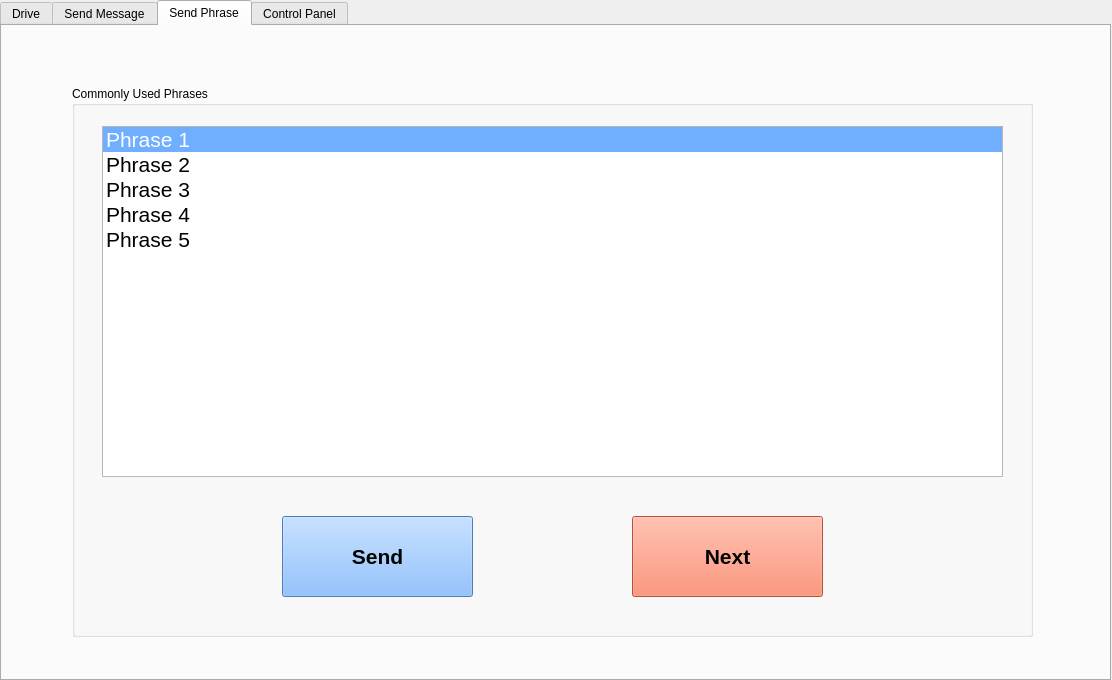
Above: Stuff/demoGUI.ui from tLiMiT/Capstone before the change. Below: the same form after it.
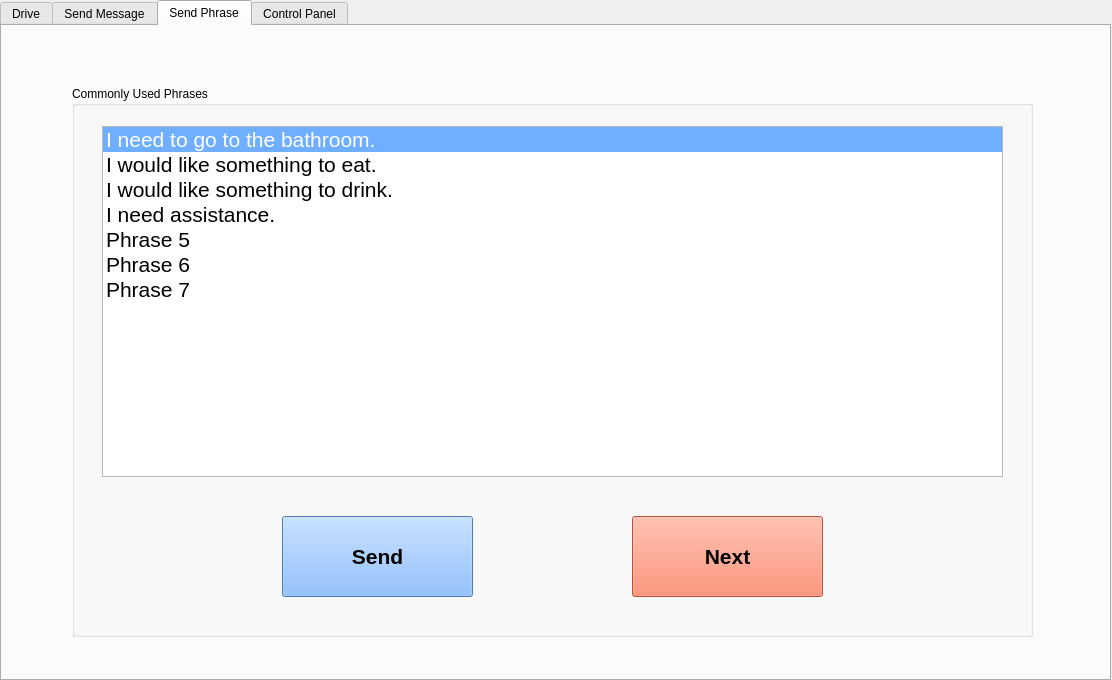
That is the form after the change. The open tabs and pages were chosen to show the change. Icons and pictures are not drawn.

```diff
--- a/Stuff/demoGUI.ui
+++ b/Stuff/demoGUI.ui
@@ -1429,22 +1429,22 @@
       </property>
       <item>
        <property name="text">
-        <string>Phrase 1</string>
+        <string>I need to go to the bathroom.</string>
        </property>
       </item>
       <item>
        <property name="text">
-        <string>Phrase 2</string>
+        <string>I would like something to eat.</string>
        </property>
       </item>
       <item>
        <property name="text">
-        <string>Phrase 3</string>
+        <string>I would like something to drink.</string>
        </property>
       </item>
       <item>
        <property name="text">
-        <string>Phrase 4</string>
+        <string>I need assistance.</string>
        </property>
       </item>
       <item>
@@ -1452,6 +1452,16 @@
         <string>Phrase 5</string>
        </property>
       </item>
+      <item>
+       <property name="text">
+        <string>Phrase 6</string>
+       </property>
+      </item>
+      <item>
+       <property name="text">
+        <string>Phrase 7</string>
+       </property>
+      </item>
      </widget>
      <widget class="QPushButton" name="phraseNext">
       <property name="geometry">
```
